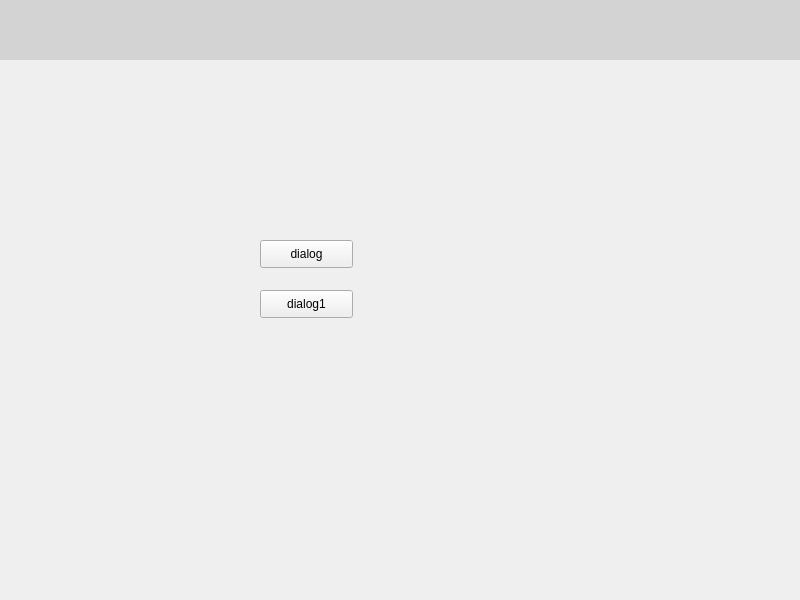
Old version of the form UiControl/widget.ui in the repository StudyALittle/QToolKit2.
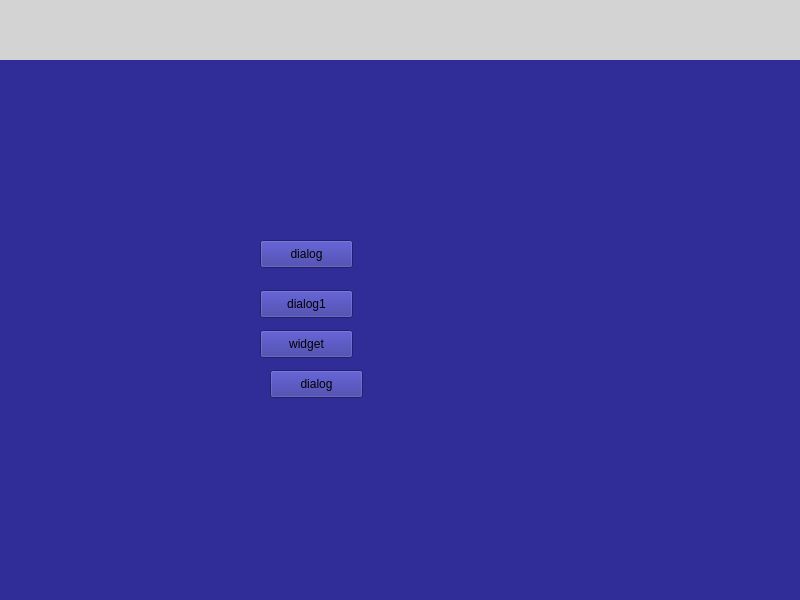
New version of the form. Custom widgets are drawn as their Qt base class.

Diff of the .ui file:
```diff
--- a/UiControl/widget.ui
+++ b/UiControl/widget.ui
@@ -13,6 +13,9 @@
   <property name="windowTitle">
    <string>Widget</string>
   </property>
+  <property name="styleSheet">
+   <string notr="true">background-color: rgb(48, 45, 153);</string>
+  </property>
   <layout class="QVBoxLayout" name="verticalLayout">
    <property name="spacing">
     <number>0</number>
@@ -77,6 +80,32 @@
        <string>dialog1</string>
       </property>
      </widget>
+     <widget class="QPushButton" name="pushButton_3">
+      <property name="geometry">
+       <rect>
+        <x>260</x>
+        <y>270</y>
+        <width>93</width>
+        <height>28</height>
+       </rect>
+      </property>
+      <property name="text">
+       <string>widget</string>
+      </property>
+     </widget>
+     <widget class="QPushButton" name="pushButton_4">
+      <property name="geometry">
+       <rect>
+        <x>270</x>
+        <y>310</y>
+        <width>93</width>
+        <height>28</height>
+       </rect>
+      </property>
+      <property name="text">
+       <string>dialog</string>
+      </property>
+     </widget>
     </widget>
    </item>
   </layout>
```
